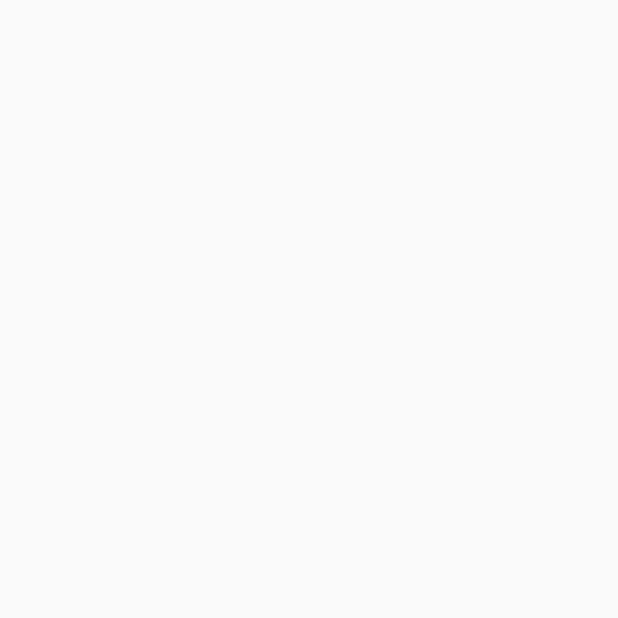
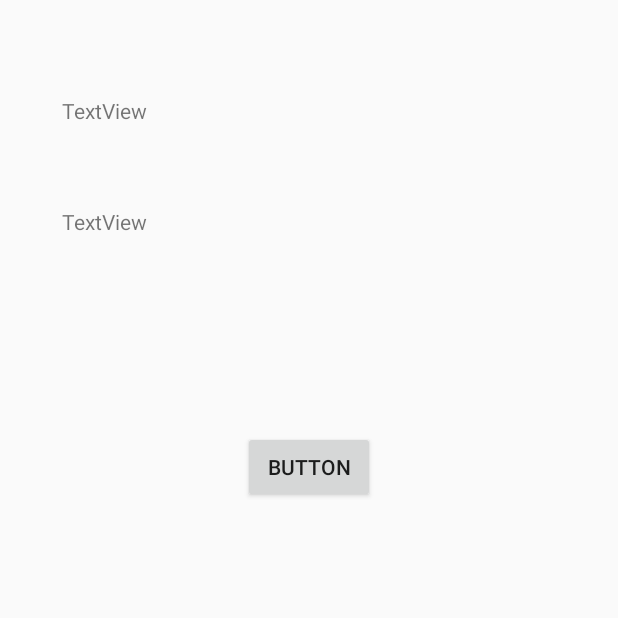
Before and after one commit to simplyaduck/IntervalRunning, an Android app: the StartRun screen opened directly, with no data from a screen before it, on a phone screen of 412 x 824 dp, the top half of it. Before the commit the part shown is empty. Run offline under Robolectric (Android 15) with nearby library versions, the phone set to English and light mode, and no system bars.

Commit message:
UI for the start running page

```diff
--- a/app/src/main/res/layout/activity_start_run.xml
+++ b/app/src/main/res/layout/activity_start_run.xml
@@ -6,4 +6,61 @@
     android:layout_height="match_parent"
     tools:context=".StartRun">
 
+    <TextView
+        android:id="@+id/runNameGo"
+        android:layout_width="330dp"
+        android:layout_height="26dp"
+        android:layout_marginTop="46dp"
+        android:layout_marginBottom="15dp"
+        android:text="TextView"
+        app:layout_constraintBottom_toTopOf="@+id/runSettings"
+        app:layout_constraintEnd_toEndOf="parent"
+        app:layout_constraintHorizontal_bias="0.5"
+        app:layout_constraintStart_toStartOf="parent"
+        app:layout_constraintTop_toTopOf="parent" />
+
+    <TextView
+        android:id="@+id/runSettings"
+        android:layout_width="330dp"
+        android:layout_height="111dp"
+        android:layout_marginTop="15dp"
+        android:layout_marginBottom="10dp"
+        android:text="TextView"
+        app:layout_constraintBottom_toTopOf="@+id/startButton"
+        app:layout_constraintEnd_toEndOf="parent"
+        app:layout_constraintHorizontal_bias="0.5"
+        app:layout_constraintStart_toStartOf="parent"
+        app:layout_constraintTop_toBottomOf="@+id/runNameGo" />
+
+    <Button
+        android:id="@+id/startButton"
+        android:layout_width="wrap_content"
+        android:layout_height="wrap_content"
+        android:layout_marginStart="161dp"
+        android:layout_marginLeft="161dp"
+        android:layout_marginTop="10dp"
+        android:layout_marginEnd="162dp"
+        android:layout_marginRight="162dp"
+        android:layout_marginBottom="20dp"
+        android:text="Button"
+        app:layout_constraintBottom_toTopOf="@+id/splits"
+        app:layout_constraintEnd_toEndOf="parent"
+        app:layout_constraintStart_toStartOf="parent"
+        app:layout_constraintTop_toBottomOf="@+id/runSettings" />
+
+    <ListView
+        android:id="@+id/splits"
+        android:layout_width="333dp"
+        android:layout_height="403dp"
+        android:layout_marginStart="39dp"
+        android:layout_marginLeft="39dp"
+        android:layout_marginTop="10dp"
+        android:layout_marginEnd="40dp"
+        android:layout_marginRight="40dp"
+        android:layout_marginBottom="20dp"
+        app:layout_constraintBottom_toBottomOf="parent"
+        app:layout_constraintEnd_toEndOf="parent"
+        app:layout_constraintStart_toStartOf="parent"
+        app:layout_constraintTop_toBottomOf="@+id/startButton" />
+
 </androidx.constraintlayout.widget.ConstraintLayout>
```
